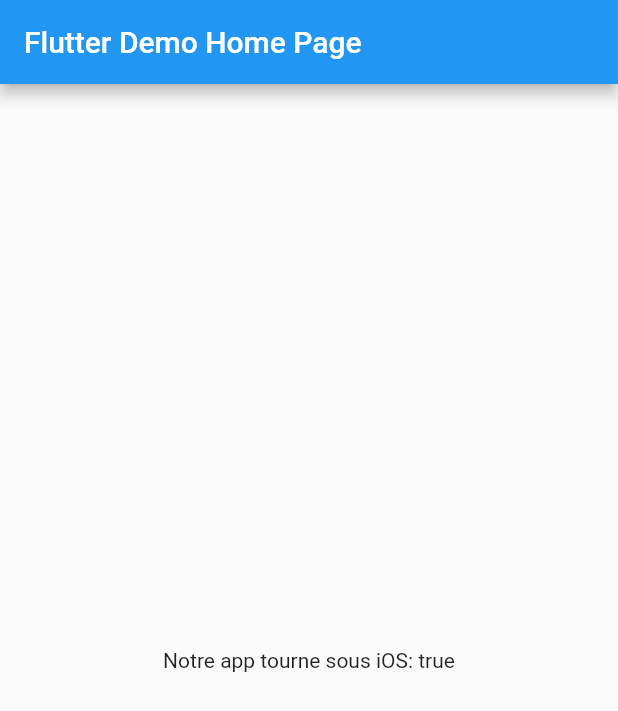
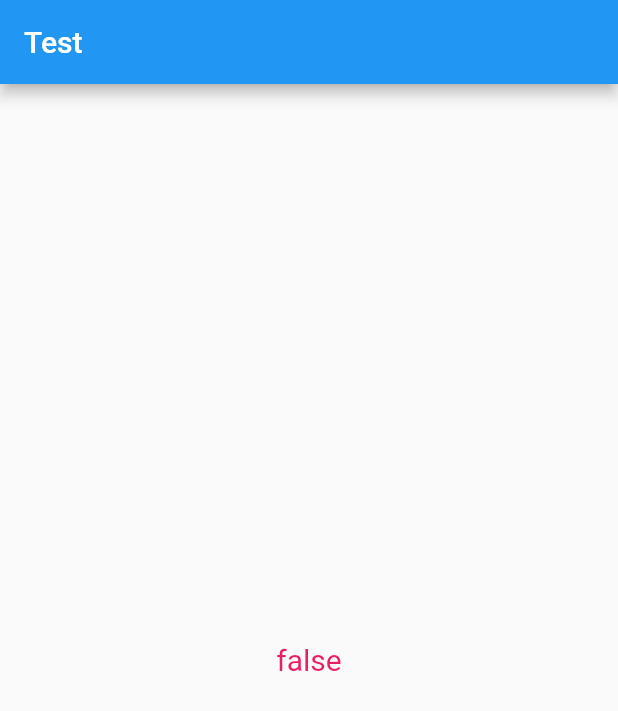
Before and after one commit to ElPasarelo/adaptive_codabee, a Flutter app: the screen it shows after launch, on a phone screen of 412 x 824 dp. Shown: the top 711 px of the screen. Run offline on Flutter 3.47's test engine with Material 2 defaults, Android fonts, the phone set to English and light mode, and no system bars.

Commit message:
Add Platform specific Scaffoldand Text

```diff
--- a/example/lib/main.dart
+++ b/example/lib/main.dart
@@ -32,21 +32,8 @@ class _MyHomePageState extends State<MyHomePage> {
 
   @override
   Widget build(BuildContext context) {
-    return Scaffold(
-      appBar: AppBar(
-        title: Text(widget.title),
-      ),
-      body: Center(
-        child: Column(
-          mainAxisAlignment: MainAxisAlignment.center,
-          children: <Widget>[
-            Text(
-              'Notre app tourne sous iOS: ${Adaptive.isIOS()}',
-            ),
-          ],
-        ),
-      ),
- // This trailing comma makes auto-formatting nicer for build methods.
-    );
+    return Adaptive.scaffold(
+        string: "Test",
+        body: Center(child: Adaptive.text(string: "${Adaptive.isIOS()}", color: Colors.pink)));
   }
 }
--- a/lib/adaptivecodabee.dart
+++ b/lib/adaptivecodabee.dart
@@ -6,7 +6,57 @@ import 'dart:io';
 
 class Adaptive {
 
-  static bool isIOS() => (!Platform.isIOS);
+  // Check Platform
+  static bool isIOS() => (Platform.isIOS);
 
+  //Material Design Adapted
+  static Widget scaffold({@required String string, @required Widget body}) {
+    return (isIOS()) ? iOSScaffold(string, body) : androidScaffold(string, body);
+  }
+
+  static text({@required String string, Color color, double size, TextAlign align}) {
+    TextStyle style = textStyle(color: color, size: size);
+    return (isIOS())
+        ? iOSText(string: string, style: style, align: align)
+        : androidText(string: string, style: style, align: align);
+  }
+
+  //Android Material
+  static Scaffold androidScaffold(String string, Widget body) {
+    return Scaffold(
+      appBar: AppBar(title: Text(string),),
+      body: body,
+    );
+  }
+
+  static Text androidText({@required String string, @required TextStyle style, TextAlign align}) {
+    return Text(
+      string,
+      style: style,
+    );
+  }
+
+  //iOS Material
+  static CupertinoPageScaffold iOSScaffold(String string, Widget body) {
+    return CupertinoPageScaffold(
+      navigationBar: CupertinoNavigationBar(middle: Text(string),),
+        child: body
+    );
+  }
+
+  static DefaultTextStyle iOSText({@required String string, @required TextStyle style, TextAlign align}) {
+    return DefaultTextStyle(
+      child: Text(string, textAlign: align ?? TextAlign.left,),
+      style: style,
+    );
+  }
+
+  //Both Material
+  static TextStyle textStyle({Color color, double size}) {
+    return TextStyle(
+      color: color ?? Colors.black,
+      fontSize: size ?? 20,
+    );
+  }
 
 }
```
